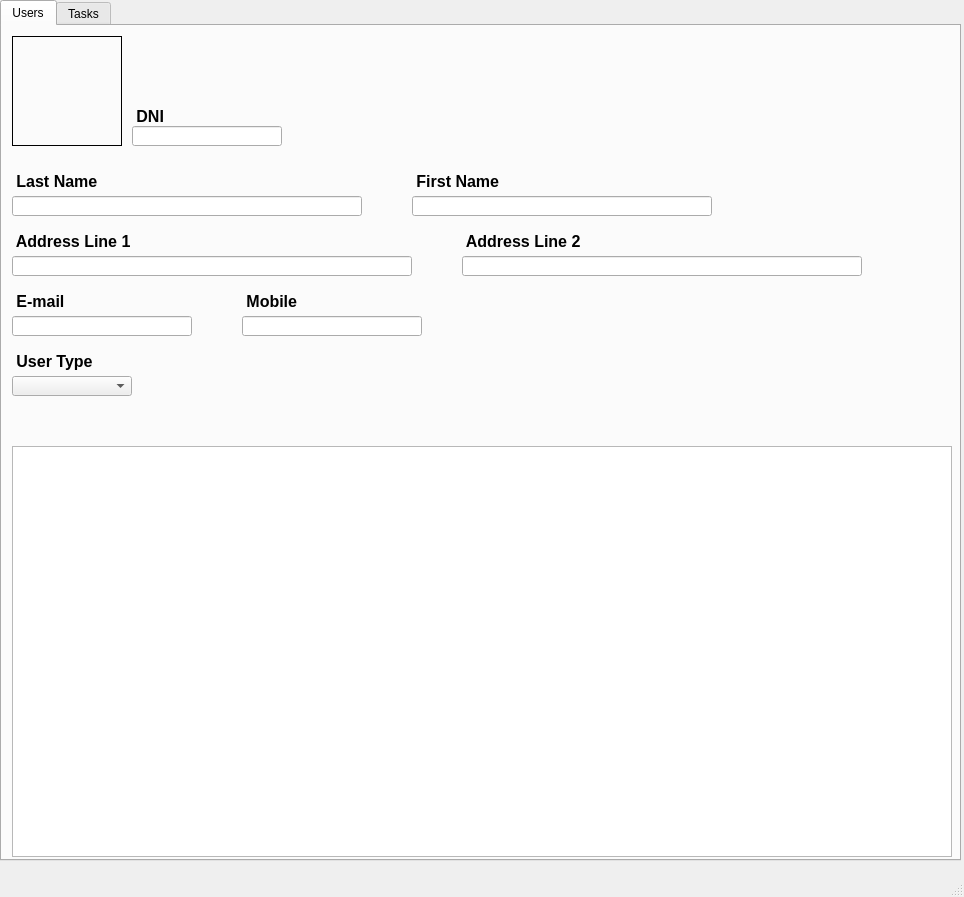
The window that windows/MainWindow.ui (IsolracI/DI-recuperacion) describes before a commit, drawn with Qt 5.
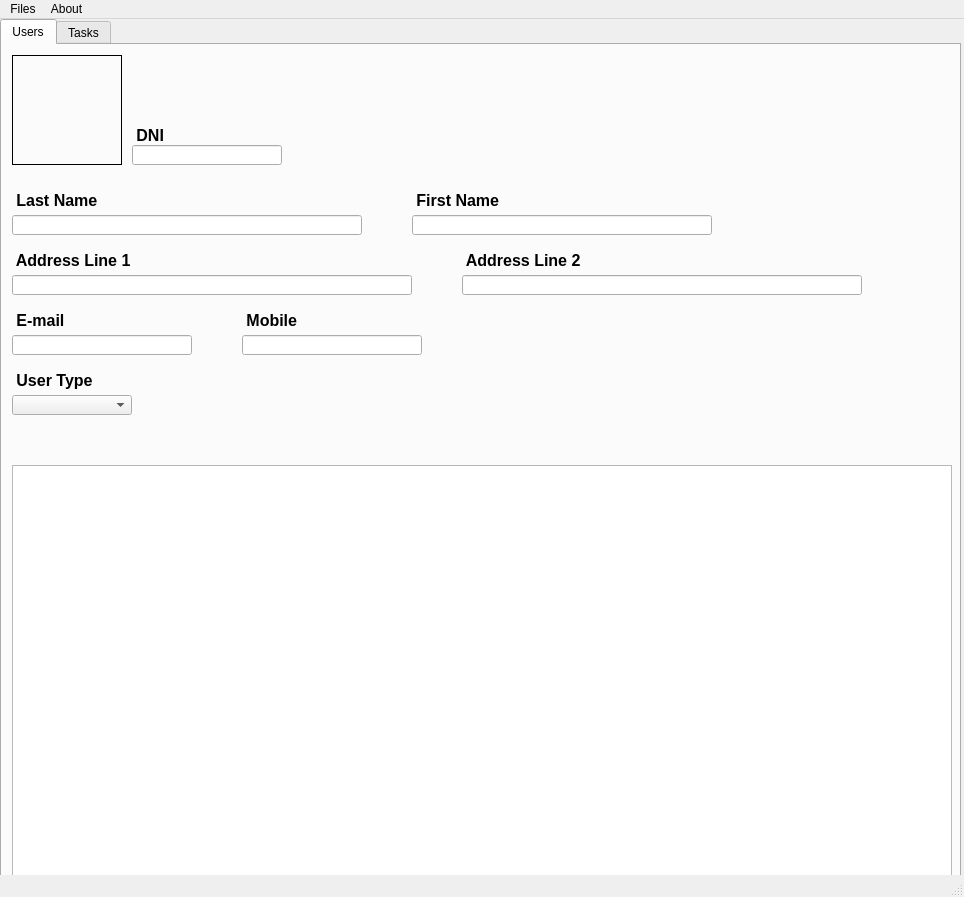
The same window after the commit.

Commit message: feat(windows): añadir "files" y "about" en la barra de menú

The edit to the form file:
```diff
--- a/windows/MainWindow.ui
+++ b/windows/MainWindow.ui
@@ -619,6 +619,18 @@
      <height>21</height>
     </rect>
    </property>
+   <widget class="QMenu" name="menuFiles">
+    <property name="title">
+     <string>Files</string>
+    </property>
+   </widget>
+   <widget class="QMenu" name="menuAbout">
+    <property name="title">
+     <string>About</string>
+    </property>
+   </widget>
+   <addaction name="menuFiles"/>
+   <addaction name="menuAbout"/>
   </widget>
   <widget class="QStatusBar" name="statusbar"/>
  </widget>
```
